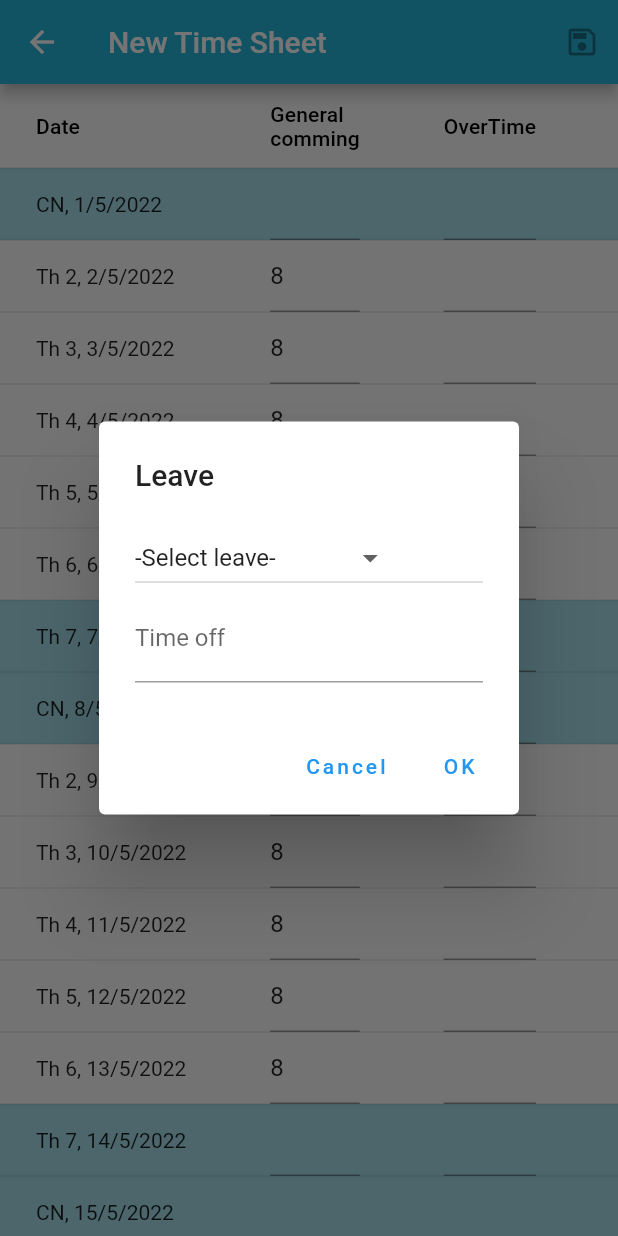
After one commit to dvdung172/time_sheet, a Flutter app: the NewTimeSheet screen opened by its route, after a tap on an icon or button, on a phone screen of 412 x 824 dp. The commit adds this screen. Run offline on Flutter 3.47's test engine with Material 2 defaults, Android fonts, the phone set to English and light mode, and no system bars; our stand-ins replace connectivity_plus, easy_localization, flutter_dotenv, get_it, logger; network calls fail.

Commit message:
first commit

```diff
--- a/client/assets/translations/vi.json
+++ b/client/assets/translations/vi.json
@@ -31,10 +31,10 @@
   },
   "tabs": {
     "home": {
-      "title": "Products"
+      "title": "Dash Board"
     },
-    "shoppingcart": {
-      "title": "Shopping"
+    "views": {
+      "title": "Time Sheets"
     },
     "settings": {
       "title": "Settings"
--- a/client/lib/core/di.dart
+++ b/client/lib/core/di.dart
@@ -2,7 +2,7 @@ import 'package:client/data/repositories/api_connection.dart';
 import 'package:client/data/repositories/mocks/api_connection_mock.dart';
 import 'package:client/data/repositories/mocks/product_repository_mock.dart';
 import 'package:client/data/repositories/product_repository.dart';
-import 'package:client/presentation/providers/bottom_navigation_bar_provider.dart';
+import 'package:client/presentation/providers/tab_index.dart';
 import 'package:client/presentation/providers/product_detail_provider.dart';
 import 'package:client/presentation/providers/product_list_provider.dart';
 import 'package:flutter/foundation.dart';
@@ -26,8 +26,8 @@ class DI {
     );
 
     // Providers
-    sl.registerLazySingleton<BottomNavigationBarProvider>(
-      () => BottomNavigationBarProvider(),
+    sl.registerLazySingleton<TabIndex>(
+      () => TabIndex(),
     );
 
     sl.registerLazySingleton<ProductListProvider>(
--- a/client/lib/core/routes.dart
+++ b/client/lib/core/routes.dart
@@ -1,9 +1,9 @@
-import 'package:client/presentation/providers/bottom_navigation_bar_provider.dart';
+import 'package:client/presentation/providers/tab_index.dart';
 import 'package:client/presentation/providers/product_detail_provider.dart';
 import 'package:client/presentation/providers/product_list_provider.dart';
 import 'package:client/presentation/views/home_screen.dart';
 import 'package:client/presentation/views/login_screen.dart';
-import 'package:client/presentation/views/product_detail_screen.dart';
+import 'package:client/presentation/views/add_screen.dart';
 import 'package:flutter/material.dart';
 import 'package:provider/provider.dart';
 
@@ -18,6 +18,7 @@ class Routes {
   static const search = '/search';
   static const settings = '/settings';
   static const productDetails = '/product_details';
+  static const newTimeSheet = '/new_time_sheet';
 }
 
 final Map<String, WidgetBuilder> routes = <String, WidgetBuilder>{
@@ -26,21 +27,13 @@ final Map<String, WidgetBuilder> routes = <String, WidgetBuilder>{
         child: HomeScreen(),
         providers: [
           ChangeNotifierProvider.value(
-              value: sl<BottomNavigationBarProvider>()),
+              value: sl<TabIndex>()),
           ChangeNotifierProvider.value(value: sl<ProductListProvider>()),
           // ChangeNotifierProvider.value(value: sl<ProductDetailProvider>()),
         ],
       ),
-  Routes.productDetails: (BuildContext context) {
-    final productId = ModalRoute.of(context)!.settings.arguments as int;
 
-    return MultiProvider(
-      child: ProductDetail(productId),
-      providers: [
-        ChangeNotifierProvider.value(value: sl<ProductDetailProvider>()),
-      ],
-    );
-  },
+  Routes.newTimeSheet: (BuildContext context) =>  NewTimeSheet(),
 
   // Routes.search: (BuildContext context) {
   //   var searchArguments = const SearchArguments.empty();
--- a/client/lib/core/theme.dart
+++ b/client/lib/core/theme.dart
@@ -3,7 +3,7 @@ import 'package:flutter/material.dart';
 class CustomColor {
   static const Color white = Color(0xFFFFFFFF);
   static const Color fontBlack = Color(0xDE000000);
-  static const Color logoBlue = Color(0xFF245f97);
+  static const Color logoBlue = Color(0xff26b3d7);
   static const Color textFieldBackground = Color(0x1E000000);
   static const Color hintColor = Color(0x99000000);
   static const Color statusBarColor = Color(0x1e000000);
@@ -23,9 +23,9 @@ class CustomTheme {
     // text styling for headlines, titles, bodies of text, and etc.
     textTheme: const TextTheme(
       headline1: TextStyle(
-        fontSize: 20.0,
+        fontSize: 25.0,
         fontWeight: FontWeight.bold,
-        color: CustomColor.fontBlack,
+        color: CustomColor.logoBlue,
       ),
       headline2: TextStyle(
         fontSize: 18.0,
--- /dev/null
+++ b/client/lib/data/models/timesheet.dart
@@ -0,0 +1,8 @@
+class TimeSheet{
+    final DateTime date;
+   final double generalcomming;
+   final double overtime;
+   double annualleave
+   String contents;
+
+}
--- a/client/lib/presentation/providers/bottom_navigation_bar_provider.dart
+++ b/client/lib/presentation/providers/tab_index.dart
@@ -1,6 +1,6 @@
 import 'package:flutter/material.dart';
 
-class BottomNavigationBarProvider extends ChangeNotifier {
+class TabIndex extends ChangeNotifier {
   int _currentIndex = 0;
 
   int get currentIndex => _currentIndex;
--- /dev/null
+++ b/client/lib/presentation/views/add_screen.dart
@@ -0,0 +1,102 @@
+import 'package:easy_localization/easy_localization.dart';
+import 'package:flutter/material.dart';
+
+import '../widgets/leave_dialog.dart';
+
+class NewTimeSheet extends StatefulWidget {
+  const NewTimeSheet({Key? key}) : super(key: key);
+
+  @override
+  State<StatefulWidget> createState() {
+    return _NewTimeSheet();
+  }
+}
+
+class _NewTimeSheet extends State<NewTimeSheet> {
+  dynamic calendarTapCallback;
+  var _date = DateTime.now();
+  late List<String> _dropdownValue;
+
+  @override
+  Widget build(BuildContext context) {
+    var numItems = DateUtils.getDaysInMonth(_date.year, _date.month);
+    return Scaffold(
+      appBar: AppBar(
+        title: const Text('New Time Sheet'),
+        actions: [
+          IconButton(onPressed: null, icon: Icon(Icons.save_outlined))
+        ],
+        backgroundColor: Theme.of(context).primaryColor,
+      ),
+      body: InteractiveViewer(
+        constrained: false,
+        child: DataTable(
+          dividerThickness: 0,
+          columns: const <DataColumn>[
+            DataColumn(
+              label: Text('Date'),
+            ),
+            DataColumn(
+              label: Text(
+                'General\ncomming',
+                maxLines: 2,
+              ),
+            ),
+            DataColumn(
+              label: Text('OverTime'),
+            ),
+            DataColumn(
+              label: Text('Leave'),
+            ),
+            DataColumn(
+              label: Text('Task contents'),
+            ),
+          ],
+          rows: List<DataRow>.generate(
+            numItems,
+            (int index) => DataRow(
+              color: MaterialStateProperty.resolveWith<Color?>(
+                      (Set<MaterialState> states) {
+                    // All rows will have the same selected color.
+                    if (DateTime(_date.year, _date.month, index + 1).weekday > 5) {
+                      return Theme.of(context).primaryColor.withOpacity(0.4);
+                    } // Use default value for other states and odd rows.
+                  }),
+              cells: <DataCell>[
+                DataCell(Text(
+                    '${DateFormat(DateFormat.YEAR_NUM_MONTH_WEEKDAY_DAY).format(DateTime(_date.year, _date.month, index + 1))}')),
+                DataCell(
+                  TextField(
+                    keyboardType: TextInputType.number,
+                    controller: TextEditingController(
+                      text:
+                          DateTime(_date.year, _date.month, index + 1).weekday >
+                                  5
+                              ? ''
+                              : '8',
+                    ),
+                  ),
+                ),
+                DataCell(
+                  TextField(
+                    keyboardType: TextInputType.number,
+                    controller: TextEditingController(),
+                  ),
+                ),
+                DataCell(Text('-'),onTap: ()=>showDialog<String>(
+                  context: context,
+                  builder: (BuildContext context) => const LeaveDialog(),
+                )),
+                const DataCell(
+                    TextField(
+                      maxLines: 8, //or null
+                    ),
+                ),
+              ],
+            ),
+          ),
+        ),
+      ),
+    );
+  }
+}
--- /dev/null
+++ b/client/lib/presentation/widgets/leave_dialog.dart
@@ -0,0 +1,65 @@
+import 'package:flutter/material.dart';
+
+class LeaveDialog extends StatefulWidget {
+  const LeaveDialog({Key? key}) : super(key: key);
+
+  @override
+  State<StatefulWidget> createState() {
+    return _LeaveDialog();
+  }
+}
+
+class _LeaveDialog extends State<LeaveDialog> {
+  String dropdownValue = '-Select leave-';
+
+  @override
+  Widget build(BuildContext context) {
+    return AlertDialog(
+      title: const Text('Leave'),
+      content: SingleChildScrollView(
+        child: ListBody(
+          children: [
+            DropdownButton<String>(
+              value: dropdownValue,
+              elevation: 16,
+              onChanged: (String? newValue) {
+                setState(() {
+                  dropdownValue = newValue!;
+                });
+              },
+              items: <String>[
+                '-Select leave-',
+                'Annual leave',
+                'Special holiday',
+                'Sick leave',
+                'Unpaid leave',
+                'Compensation leave'
+              ].map<DropdownMenuItem<String>>((String value) {
+                return DropdownMenuItem<String>(
+                  value: value,
+                  child: Text(value),
+                );
+              }).toList(),
+            ),
+            TextField(
+              keyboardType: TextInputType.number,
+              decoration: new InputDecoration(
+                labelText: 'Time off',
+              ),
+            ),
+          ],
+        ),
+      ),
+      actions: <Widget>[
+        TextButton(
+          onPressed: () => Navigator.pop(context, 'Cancel'),
+          child: const Text('Cancel'),
+        ),
+        TextButton(
+          onPressed: () => Navigator.pop(context, 'OK'),
+          child: const Text('OK'),
+        ),
+      ],
+    );
+  }
+}
--- a/client/pubspec.yaml
+++ b/client/pubspec.yaml
@@ -42,6 +42,8 @@ dependencies:
   provider: ^6.0.2
   flutter_rating_bar: ^4.0.0
   get_it: ^7.2.0
+  date_utils: ^0.2.0
+  month_year_picker: ^0.1.0+2
 
 dev_dependencies:
   flutter_test:
```
Also changed, not shown: client/lib/presentation/views/app_drawer.dart (+4 -4 lines), client/lib/presentation/views/home_screen.dart (+13 -29 lines), client/lib/presentation/views/product_detail_screen.dart (deleted, +0 -127 lines), client/lib/presentation/views/tabs/dashboard_tab.dart (added, +35 -0 lines), client/lib/presentation/views/tabs/products/product_list_tab.dart (deleted, +0 -42 lines), client/lib/presentation/views/tabs/shopping_cart_tab.dart (deleted, +0 -10 lines), client/lib/presentation/views/tabs/viewsheets_tab.dart (added, +12 -0 lines), client/lib/presentation/widgets/discount.dart (deleted, +0 -22 lines), client/lib/presentation/widgets/product_item.dart (deleted, +0 -73 lines), client/lib/presentation/widgets/product_list.dart (deleted, +0 -33 lines), client/pubspec.lock, 1 other file.
